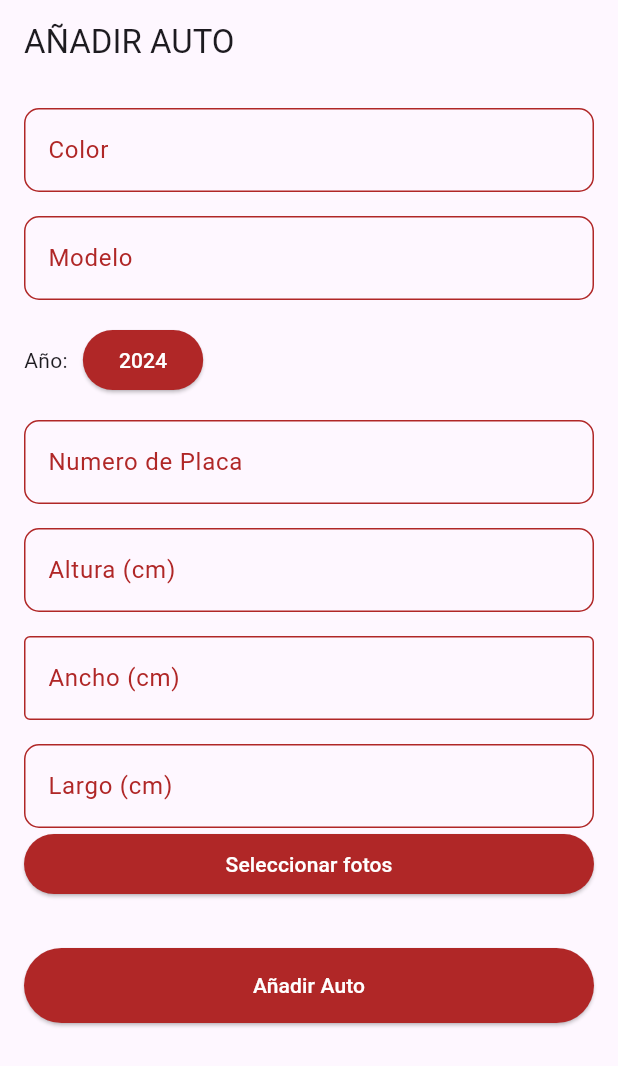
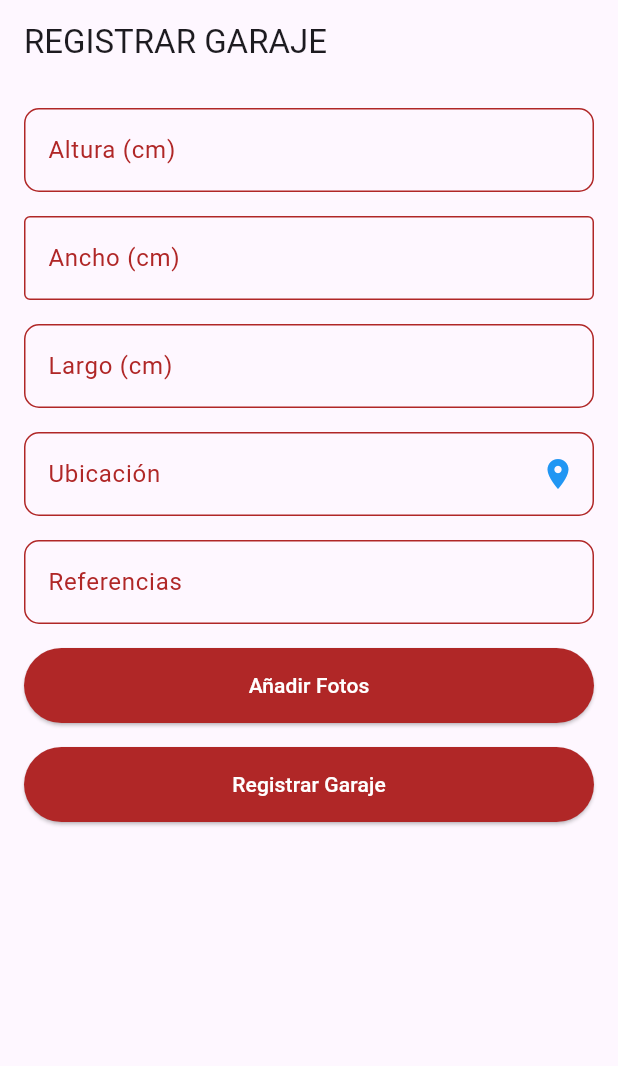
Before and after one commit to callme-rojas/REFFS, a Flutter app: the screen it shows after launch, on a phone screen of 412 x 824 dp. Shown: the top 1066 px of the screen. Run offline on Flutter 3.47's test engine with Material 3 defaults, Android fonts, the phone set to English and light mode, and no system bars; our stand-ins replace google_maps_flutter, image_picker.

Commit message:
Park and Car

```diff
--- a/reffs_parking/lib/car_register_page.dart
+++ b/reffs_parking/lib/car_register_page.dart
@@ -11,7 +11,7 @@ class RegisterCarPage extends StatefulWidget {
 
 class _RegisterCarPageState extends State<RegisterCarPage> {
   List<Car> cars = [];
-  final List<XFile> _imageFiles = []; // Declarar la variable _imageFiles aquí
+  final List<XFile> _imageFiles = [];
 
   final TextEditingController modeloController = TextEditingController();
   final TextEditingController colorController = TextEditingController();
@@ -36,20 +36,17 @@ class _RegisterCarPageState extends State<RegisterCarPage> {
             children: [
               TextFormField(
                 style: const TextStyle(
-                    color: Colors.black), // Aplicar color al texto
+                    color: Colors.black),
                 decoration: InputDecoration(
                   labelText: 'Color',
                   labelStyle: const TextStyle(
-                      color: Color.fromARGB(255, 176, 39,
-                          39)), // Aplicar color al texto del label
+                      color: Color.fromARGB(255, 176, 39,39)),
                   enabledBorder: OutlineInputBorder(
-                    // Aplicar color al borde cuando está habilitado
                     borderRadius: BorderRadius.circular(10),
                     borderSide: const BorderSide(
                         color: Color.fromARGB(255, 176, 39, 39)),
                   ),
                   focusedBorder: const OutlineInputBorder(
-                    // Aplicar color al borde cuando está enfocado
                     borderSide:
                         BorderSide(color: Color.fromARGB(255, 176, 39, 39)),
                   ),
@@ -70,16 +67,13 @@ class _RegisterCarPageState extends State<RegisterCarPage> {
                 decoration: InputDecoration(
                   labelText: 'Modelo',
                   labelStyle: const TextStyle(
-                      color: Color.fromARGB(255, 176, 39,
-                          39)), // Aplicar color al texto del label
+                      color: Color.fromARGB(255, 176, 39,39)),
                   enabledBorder: OutlineInputBorder(
-                    // Aplicar color al borde cuando está habilitado
                     borderRadius: BorderRadius.circular(10),
                     borderSide: const BorderSide(
                         color: Color.fromARGB(255, 176, 39, 39)),
                   ),
                   focusedBorder: const OutlineInputBorder(
-                    // Aplicar color al borde cuando está enfocado
                     borderSide:
                         BorderSide(color: Color.fromARGB(255, 176, 39, 39)),
                   ),
@@ -121,20 +115,17 @@ class _RegisterCarPageState extends State<RegisterCarPage> {
               ),
               TextFormField(
                 style: const TextStyle(
-                    color: Colors.black), // Aplicar color al texto
+                    color: Colors.black),
                 decoration: InputDecoration(
                   labelText: 'Numero de Placa',
                   labelStyle: const TextStyle(
-                      color: Color.fromARGB(255, 176, 39,
-                          39)), // Aplicar color al texto del label
+                      color: Color.fromARGB(255, 176, 39,39)),
                   enabledBorder: OutlineInputBorder(
-                    // Aplicar color al borde cuando está habilitado
                     borderRadius: BorderRadius.circular(10),
                     borderSide: const BorderSide(
                         color: Color.fromARGB(255, 176, 39, 39)),
                   ),
                   focusedBorder: const OutlineInputBorder(
-                    // Aplicar color al borde cuando está enfocado
                     borderSide:
                         BorderSide(color: Color.fromARGB(255, 176, 39, 39)),
                   ),
@@ -155,16 +146,13 @@ class _RegisterCarPageState extends State<RegisterCarPage> {
                 decoration: InputDecoration(
                   labelText: 'Altura (cm)',
                   labelStyle: const TextStyle(
-                      color: Color.fromARGB(255, 176, 39,
-                          39)), // Aplicar color al texto del label
+                      color: Color.fromARGB(255, 176, 39, 39)),
                   enabledBorder: OutlineInputBorder(
-                    // Aplicar color al borde cuando está habilitado
                     borderRadius: BorderRadius.circular(10),
                     borderSide: const BorderSide(
                         color: Color.fromARGB(255, 176, 39, 39)),
                   ),
                   focusedBorder: const OutlineInputBorder(
-                    // Aplicar color al borde cuando está enfocado
                     borderSide:
                         BorderSide(color: Color.fromARGB(255, 176, 39, 39)),
                   ),
@@ -181,19 +169,16 @@ class _RegisterCarPageState extends State<RegisterCarPage> {
               ),
               TextFormField(
                 style: const TextStyle(
-                    color: Colors.black), // Aplicar color al texto
+                    color: Colors.black),
                 decoration: const InputDecoration(
                   labelText: 'Ancho (cm)',
                   labelStyle: TextStyle(
-                      color: Color.fromARGB(255, 176, 39,
-                          39)), // Aplicar color al texto del label
+                      color: Color.fromARGB(255, 176, 39,39)),
                   enabledBorder: OutlineInputBorder(
-                    // Aplicar color al borde cuando está habilitado
                     borderSide:
                         BorderSide(color: Color.fromARGB(255, 176, 39, 39)),
                   ),
                   focusedBorder: OutlineInputBorder(
-                    // Aplicar color al borde cuando está enfocado
                     borderSide:
                         BorderSide(color: Color.fromARGB(255, 176, 39, 39)),
                   ),
@@ -214,16 +199,13 @@ class _RegisterCarPageState extends State<RegisterCarPage> {
                 decoration: InputDecoration(
                   labelText: 'Largo (cm)',
                   labelStyle: const TextStyle(
-                      color: Color.fromARGB(255, 176, 39,
-                          39)), // Aplicar color al texto del label
+                      color: Color.fromARGB(255, 176, 39,39)), // Aplicar color al texto del label
                   enabledBorder: OutlineInputBorder(
-                    // Aplicar color al borde cuando está habilitado
                     borderRadius: BorderRadius.circular(10),
                     borderSide: const BorderSide(
                         color: Color.fromARGB(255, 176, 39, 39)),
                   ),
                   focusedBorder: const OutlineInputBorder(
-                    // Aplicar color al borde cuando está enfocado
                     borderSide:
                         BorderSide(color: Color.fromARGB(255, 176, 39, 39)),
                   ),
@@ -235,22 +217,31 @@ class _RegisterCarPageState extends State<RegisterCarPage> {
                   return null;
                 },
               ),
+
+              const SizedBox(height:16),
               ElevatedButton(
                 onPressed: _getImages,
                 style: ElevatedButton.styleFrom(
-                  foregroundColor: Colors.white,
-                  backgroundColor: const Color.fromARGB(255, 176, 39, 39), // Color del texto del botón
+                  backgroundColor: const Color.fromARGB(
+                      255, 176, 39, 39), // Color de fondo del botón
+                  minimumSize: const Size(
+                      100, 50), // Tamaño mínimo del botón (ancho x alto)
+                  padding: const EdgeInsets.symmetric(
+                      horizontal: 16, vertical: 8), // Espaciado interno
+                  shape: RoundedRectangleBorder(
+                    borderRadius: BorderRadius.circular(50),
+                  ),
                 ),
-                child: const Text('Seleccionar fotos'),
+                child: const Text(
+                  'Añadir Fotos',
+                  style: TextStyle(
+                    fontSize: 14,
+                    color: Colors.white, // Color del texto
+                  ),
+                ),
               ),
-
               const SizedBox(height: 16),
-              // Mostrar las imágenes seleccionadas
-              _buildImagePreview(),
-
-               const SizedBox(
-                height: 16,
-              ),
+              _buildImagePreview(),   // Mostrar las imágenes seleccionadas
               ElevatedButton(
                 onPressed: () {
                   setState(() {
@@ -277,12 +268,11 @@ class _RegisterCarPageState extends State<RegisterCarPage> {
                   padding: const EdgeInsets.symmetric(
                       horizontal: 16, vertical: 8), // Espaciado interno
                   shape: RoundedRectangleBorder(
-                    // Forma del botón
                     borderRadius: BorderRadius.circular(50),
                   ),
                 ),
                 child: const Text(
-                  'Añadir Auto',
+                  'Registrar Auto',
                   style: TextStyle(
                     fontSize: 14,
                     color: Colors.white, // Color del texto
@@ -309,16 +299,12 @@ class _RegisterCarPageState extends State<RegisterCarPage> {
 
   Future<void> _getImages() async {
     final picker = ImagePicker();
-    final List<XFile>? pickedFiles = await picker.pickMultiImage();
-    if (pickedFiles != null) {
-      setState(() {
-        _imageFiles.clear();
-        _imageFiles.addAll(pickedFiles);
-      });
-    } else {
-      print('No images selected.');
+    final List<XFile> pickedFiles = await picker.pickMultiImage();
+    setState(() {
+      _imageFiles.clear();
+      _imageFiles.addAll(pickedFiles);
+    });
     }
-  }
 
 
 
--- /dev/null
+++ b/reffs_parking/lib/garage.dart
@@ -0,0 +1,28 @@
+class Garage {
+  final Dimensions dimensions;
+  final String ubicacion;
+  final String referencias;
+
+  Garage({
+    required this.dimensions,
+    required this.ubicacion,
+    required this.referencias,
+  });
+}
+
+class Dimensions {
+  final double altura;
+  final double ancho;
+  final double largo;
+
+  Dimensions({
+    required this.altura,
+    required this.ancho,
+    required this.largo,
+  });
+
+  @override
+  String toString() {
+    return 'Altura: $altura, Ancho: $ancho, Largo: $largo';
+  }
+}
--- a/reffs_parking/lib/main.dart
+++ b/reffs_parking/lib/main.dart
@@ -1,5 +1,6 @@
 import 'package:flutter/material.dart';
 import 'package:reffs_parking/car_register_page.dart';
+import 'package:reffs_parking/park_register_page.dart';
 
 void main() {
   runApp(const MyApp());
@@ -16,7 +17,7 @@ class MyApp extends StatelessWidget {
         colorScheme: ColorScheme.fromSeed(seedColor: Colors.deepPurple),
         useMaterial3: true,
       ),
-      home: RegisterCarPage(), // Cambiado de MyHomePage a LoginPage
+      home: RegisterGaragePage(), // Cambiado de MyHomePage a LoginPage
       debugShowCheckedModeBanner: false,
     );
   }
--- /dev/null
+++ b/reffs_parking/lib/park_register_page.dart
@@ -0,0 +1,265 @@
+import 'package:flutter/material.dart';
+import 'package:image_picker/image_picker.dart';
+import 'dart:io';
+import 'package:google_maps_flutter/google_maps_flutter.dart';
+import 'package:reffs_parking/garage.dart';
+import 'package:reffs_parking/maps_screen.dart';
+
+class RegisterGaragePage extends StatefulWidget {
+  @override
+  _RegisterGaragePageState createState() => _RegisterGaragePageState();
+}
+
+class _RegisterGaragePageState extends State<RegisterGaragePage> {
+  final List<XFile> _imageFiles = [];
+  List<Garage> garages = [];
+
+  final TextEditingController heightController = TextEditingController();
+  final TextEditingController widthController = TextEditingController();
+  final TextEditingController lengthController = TextEditingController();
+  final TextEditingController referencesController = TextEditingController();
+  final GlobalKey<FormState> _formKey = GlobalKey<FormState>();
+  final TextEditingController _locationController = TextEditingController();
+
+  late GoogleMapController _mapController;
+  LatLng _initialCameraPosition = const LatLng(0, 0);
+  LatLng _selectedLocation = const LatLng(0, 0);
+
+  @override
+  Widget build(BuildContext context) {
+    return Scaffold(
+      appBar: AppBar(
+        title: const Text('REGISTRAR GARAJE'),
+      ),
+      body: SingleChildScrollView(
+        child: Padding(
+          padding: const EdgeInsets.all(16.0),
+          child: Column(
+            crossAxisAlignment: CrossAxisAlignment.stretch,
+            children: [
+              TextFormField(
+                style: const TextStyle(color: Colors.black),
+                decoration: InputDecoration(
+                  labelText: 'Altura (cm)',
+                  labelStyle: const TextStyle(color: Color.fromARGB(255, 176, 39, 39)),
+                  enabledBorder: OutlineInputBorder(
+                    borderRadius: BorderRadius.circular(10),
+                    borderSide: const BorderSide(color: Color.fromARGB(255, 176, 39, 39)),
+                  ),
+                  focusedBorder: const OutlineInputBorder(
+                    borderSide: BorderSide(color: Color.fromARGB(255, 176, 39, 39)),
+                  ),
+                ),
+                validator: (value) {
+                  if (value!.isEmpty) {
+                    return 'Este campo es obligatorio';
+                  }
+                  return null;
+                },
+              ),
+              const SizedBox(
+                height: 16,
+              ),
+              TextFormField(
+                style: const TextStyle(color: Colors.black),
+                decoration: const InputDecoration(
+                  labelText: 'Ancho (cm)',
+                  labelStyle: TextStyle(color: Color.fromARGB(255, 176, 39, 39)),
+                  enabledBorder: OutlineInputBorder(
+                    borderSide: BorderSide(color: Color.fromARGB(255, 176, 39, 39)),
+                  ),
+                  focusedBorder: OutlineInputBorder(
+                    borderSide: BorderSide(color: Color.fromARGB(255, 176, 39, 39)),
+                  ),
+                ),
+                validator: (value) {
+                  if (value!.isEmpty) {
+                    return 'Este campo es obligatorio';
+                  }
+                  return null;
+                },
+              ),
+              const SizedBox(
+                height: 16,
+              ),
+              TextFormField(
+                style: const TextStyle(color: Colors.black),
+                decoration: InputDecoration(
+                  labelText: 'Largo (cm)',
+                  labelStyle: const TextStyle(color: Color.fromARGB(255, 176, 39, 39)),
+                  enabledBorder: OutlineInputBorder(
+                    borderRadius: BorderRadius.circular(10),
+                    borderSide: const BorderSide(color: Color.fromARGB(255, 176, 39, 39)),
+                  ),
+                  focusedBorder: const OutlineInputBorder(
+                    borderSide: BorderSide(color: Color.fromARGB(255, 176, 39, 39)),
+                  ),
+                ),
+                validator: (value) {
+                  if (value!.isEmpty) {
+                    return 'Este campo es obligatorio';
+                  }
+                  return null;
+                },
+              ),
+              const SizedBox(height: 16),
+              TextFormField(
+                controller: _locationController,
+                readOnly: true,
+                style: const TextStyle(color: Colors.black),
+                decoration: InputDecoration(
+                  labelText: 'Ubicación',
+                  labelStyle: const TextStyle(color: Color.fromARGB(255, 176, 39, 39)),
+                  suffixIcon: IconButton(
+                    icon: Icon(Icons.location_on, color: Colors.blue),
+                    onPressed: () {
+                      _navigateToMapScreen();
+                    },
+                  ),
+                  enabledBorder: OutlineInputBorder(
+                    borderRadius: BorderRadius.circular(10),
+                    borderSide: const BorderSide(color: Color.fromARGB(255, 176, 39, 39)),
+                  ),
+                  focusedBorder: const OutlineInputBorder(
+                    borderSide: BorderSide(color: Color.fromARGB(255, 176, 39, 39)),
+                  ),
+                ),
+                validator: (value) {
+                  if (value!.isEmpty) {
+                    return 'Este campo es obligatorio';
+                  }
+                  return null;
+                },
+              ),
+              const SizedBox(height: 16),
+              TextFormField(
+                controller: referencesController,
+                style: const TextStyle(color: Colors.black),
+                decoration: InputDecoration(
+                  labelText: 'Referencias',
+                  labelStyle: const TextStyle(color: Color.fromARGB(255, 176, 39, 39)),
+                  enabledBorder: OutlineInputBorder(
+                    borderRadius: BorderRadius.circular(10),
+                    borderSide: const BorderSide(color: Color.fromARGB(255, 176, 39, 39)),
+                  ),
+                  focusedBorder: const OutlineInputBorder(
+                    borderSide: BorderSide(color: Color.fromARGB(255, 176, 39, 39)),
+                  ),
+                ),
+                validator: (value) {
+                  if (value!.isEmpty) {
+                    return 'Este campo es obligatorio';
+                  }
+                  return null;
+                },
+              ),
+              const SizedBox(height: 16),
+              ElevatedButton(
+                onPressed: _getImages,
+                style: ElevatedButton.styleFrom(
+                  backgroundColor: const Color.fromARGB(255, 176, 39, 39),
+                  minimumSize: const Size(100, 50),
+                  padding: const EdgeInsets.symmetric(horizontal: 16, vertical: 8),
+                  shape: RoundedRectangleBorder(
+                    borderRadius: BorderRadius.circular(50),
+                  ),
+                ),
+                child: const Text(
+                  'Añadir Fotos',
+                  style: TextStyle(
+                    fontSize: 14,
+                    color: Colors.white,
+                  ),
+                ),
+              ),
+              const SizedBox(height: 16),
+              _buildImagePreview(),
+              ElevatedButton(
+                onPressed: () {
+                  if (_formKey.currentState!.validate()) {
+                    setState(() {
+                      garages.add(
+                        Garage(
+                          dimensions: Dimensions(
+                            altura: double.parse(heightController.text),
+                            ancho: double.parse(widthController.text),
+                            largo: double.parse(lengthController.text),
+                          ),
+                          ubicacion: _locationController.text,
+                          referencias: referencesController.text,
+                        ),
+                      );
+                    });
+                  }
+                },
+                style: ElevatedButton.styleFrom(
+                  backgroundColor: const Color.fromARGB(255, 176, 39, 39),
+                  minimumSize: const Size(100, 50),
+                  padding: const EdgeInsets.symmetric(horizontal: 16, vertical: 8),
+                  shape: RoundedRectangleBorder(
+                    borderRadius: BorderRadius.circular(50),
+                  ),
+                ),
+                child: const Text(
+                  'Registrar Garaje',
+                  style: TextStyle(
+                    fontSize: 14,
+                    color: Colors.white,
+                  ),
+                ),
+              ),
+              ListView.builder(
+                shrinkWrap: true,
+                itemCount: garages.length,
+                itemBuilder: (BuildContext context, int index) {
+                  return ListTile(
+                    title: Text('Garaje ${index + 1}'),
+                    subtitle: Text(
+                        'Dimensiones: ${garages[index].dimensions.toString()}, Ubicación: ${garages[index].ubicacion}, Referencias: ${garages[index].referencias}'),
+                  );
+                },
+              ),
+            ],
+          ),
+        ),
+      ),
+    );
+  }
+
+  Future<void> _getImages() async {
+    final picker = ImagePicker();
+    final List<XFile> pickedFiles = await picker.pickMultiImage();
+    setState(() {
+      _imageFiles.clear();
+      _imageFiles.addAll(pickedFiles);
+    });
+  }
+
+  Widget _buildImagePreview() {
+    return Column(
+      crossAxisAlignment: CrossAxisAlignment.stretch,
+      children: [
+        for (final imageFile in _imageFiles)
+          Image.file(
+            File(imageFile.path),
+            height: 100,
+            fit: BoxFit.cover,
+          ),
+      ],
+    );
+  }
+
+  Future<void> _navigateToMapScreen() async {
+    final LatLng? selectedLocation = await Navigator.of(context).push(
+      MaterialPageRoute(
+        builder: (context) => MapScreen(initialPosition: _initialCameraPosition),
+      ),
+    );
+    if (selectedLocation != null) {
+      setState(() {
+        _selectedLocation = selectedLocation;
+        _locationController.text = 'Lat: ${_selectedLocation.latitude}, Lng: ${_selectedLocation.longitude}';
+      });
+    }
+  }
+}
--- a/reffs_parking/pubspec.yaml
+++ b/reffs_parking/pubspec.yaml
@@ -38,6 +38,7 @@ dependencies:
   cupertino_icons: ^1.0.6
   intl: ^0.19.0
   image_picker: ^1.1.1
+  google_maps_flutter: ^2.6.1
 
 dev_dependencies:
   flutter_test:
```
Also changed, not shown: reffs_parking/lib/maps_screen.dart (added, +62 -0 lines), reffs_parking/pubspec.lock.
